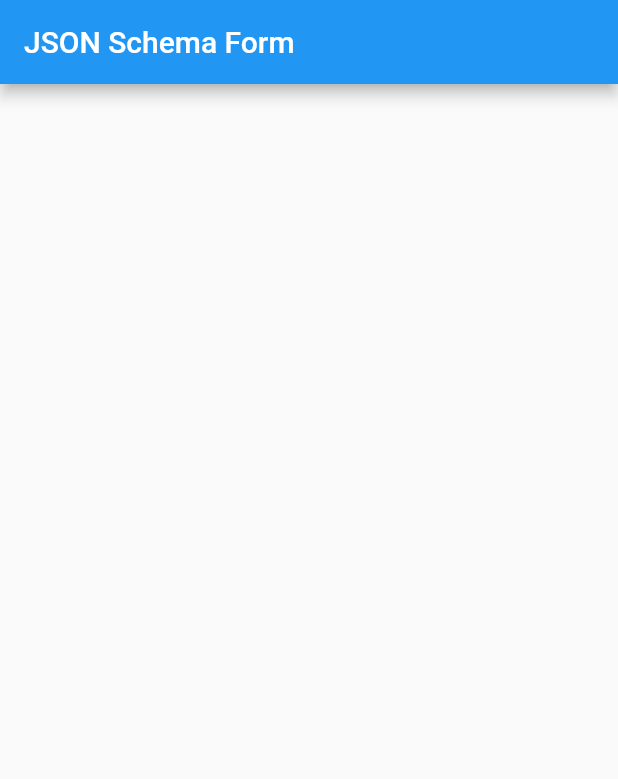
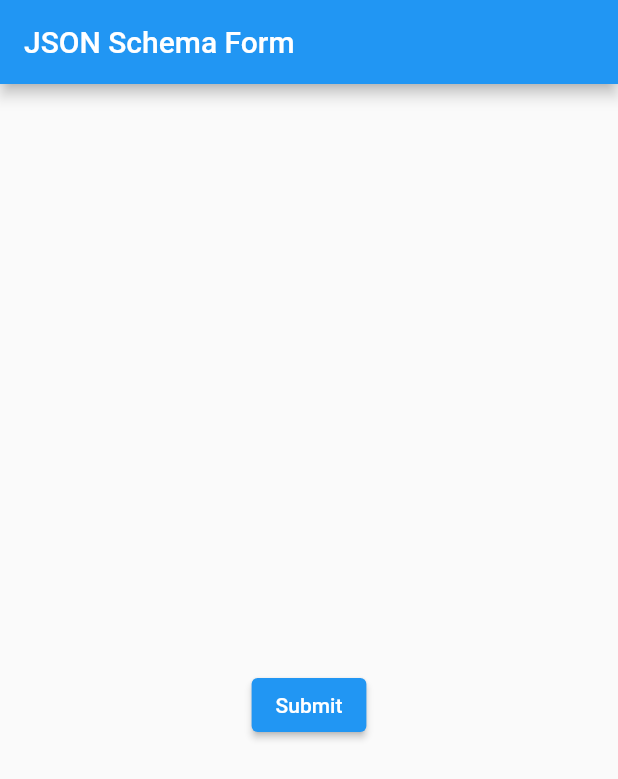
Before and after one commit to Instituto-Iracema/flutter_json_schema_form, a Flutter app: the screen it shows after launch, on a phone screen of 412 x 824 dp. Shown: the top 779 px of the screen. Run offline on Flutter 3.47's test engine with Material 2 defaults, Android fonts, the phone set to English and light mode, and no system bars; missing offline and left inert: json_schema_document.

Commit message:
Added customizable button to form

```diff
--- a/lib/flutter_json_schema_form.dart
+++ b/lib/flutter_json_schema_form.dart
@@ -10,13 +10,15 @@ import 'controller/flutter_json_schema_form_controller.dart';
 
 /// A widget that displays a form based on a JSON Schema.
 class FlutterJsonSchemaForm extends StatelessWidget {
-  const FlutterJsonSchemaForm.fromJsonSchema(
-      {Key? key,
-      required this.jsonSchema,
-      this.isInnerField = false,
-      required this.path,
-      required this.controller})
-      : super(key: key);
+  const FlutterJsonSchemaForm.fromJsonSchema({
+    Key? key,
+    required this.jsonSchema,
+    this.isInnerField = false,
+    required this.path,
+    required this.controller,
+    this.onSubmit,
+    this.buttonText,
+  }) : super(key: key);
 
   /// JSON Schema to use to generate the form.
   final JsonSchema jsonSchema;
@@ -26,6 +28,10 @@ class FlutterJsonSchemaForm extends StatelessWidget {
   final FlutterJsonSchemaFormController controller;
 
   final List<String> path;
+
+  final String? buttonText;
+
+  final Function? onSubmit;
 
   @override
   Widget build(BuildContext context) {
@@ -60,14 +66,14 @@ class FlutterJsonSchemaForm extends StatelessWidget {
             : Row(
                 mainAxisAlignment: MainAxisAlignment.center,
                 children: [
-                  // ElevatedButton(
-                  //   onPressed: () {
-                  //     debugPrint(
-                  //       'Controller data: ${controller.data.toString()}',
-                  //     );
-                  //   },
-                  //   child: const Text('Submit'),
-                  // ),
+                  ElevatedButton(
+                    onPressed: () {
+                      if (onSubmit != null) {
+                        onSubmit!();
+                      }
+                    },
+                    child: Text(buttonText ?? 'Submit'),
+                  ),
                 ],
               ),
       ],
```
Also changed, not shown: lib/widgets/flutter_json_schema_field.dart (+9 -6 lines).
